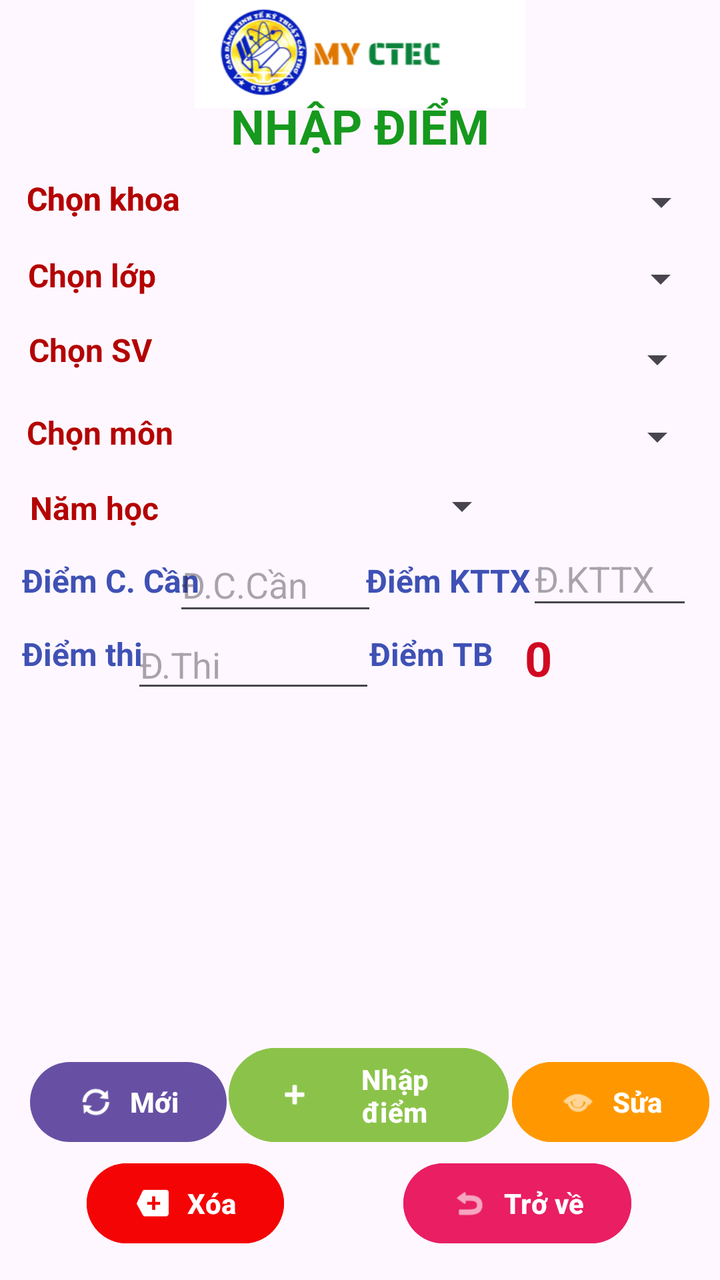
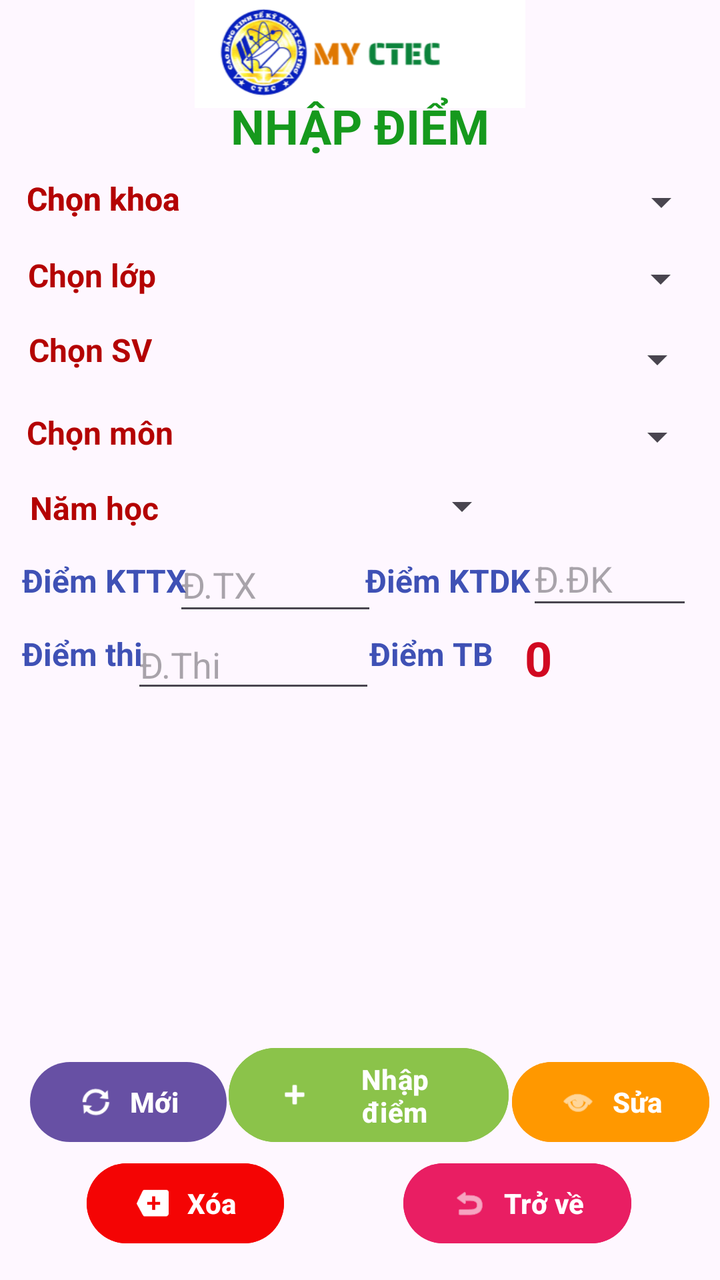

Two renders of the same Android screen: before a commit and after it. Below are the layout's source before the change and the commit's diff.
<!-- AndroidManifest.xml: application theme Theme.MYCTEC1 -->
<!-- res/layout/activity_qldiem.xml -->
<?xml version="1.0" encoding="utf-8"?>
<androidx.constraintlayout.widget.ConstraintLayout xmlns:android="http://schemas.android.com/apk/res/android"
    xmlns:app="http://schemas.android.com/apk/res-auto"
    xmlns:tools="http://schemas.android.com/tools"
    android:id="@+id/main"
    android:layout_width="match_parent"
    android:layout_height="match_parent"
    tools:context=".qldiem">

    <ImageView
        android:id="@+id/imageView4"
        android:layout_width="match_parent"
        android:layout_height="54dp"
        app:srcCompat="@drawable/screenshot_2026_01_31_220755" />

    <Spinner
        android:id="@+id/cbb_dkhoa"
        android:layout_width="297dp"
        android:layout_height="38dp"
        app:layout_constraintBottom_toBottomOf="parent"
        app:layout_constraintEnd_toEndOf="parent"
        app:layout_constraintHorizontal_bias="0.913"
        app:layout_constraintStart_toStartOf="parent"
        app:layout_constraintTop_toTopOf="parent"
        app:layout_constraintVertical_bias="0.136" />

    <Spinner
        android:id="@+id/cbb_dlop"
        android:layout_width="297dp"
        android:layout_height="38dp"
        app:layout_constraintBottom_toBottomOf="parent"
        app:layout_constraintEnd_toEndOf="parent"
        app:layout_constraintHorizontal_bias="0.912"
        app:layout_constraintStart_toStartOf="parent"
        app:layout_constraintTop_toTopOf="parent"
        app:layout_constraintVertical_bias="0.2" />

    <Spinner
        android:id="@+id/cbb_dsv"
        android:layout_width="294dp"
        android:layout_height="33dp"
        app:layout_constraintBottom_toBottomOf="parent"
        app:layout_constraintEnd_toEndOf="parent"
        app:layout_constraintHorizontal_bias="0.888"
        app:layout_constraintStart_toStartOf="parent"
        app:layout_constraintTop_toTopOf="parent"
        app:layout_constraintVertical_bias="0.269" />

    <Spinner
        android:id="@+id/cbb_dmon"
        android:layout_width="297dp"
        android:layout_height="38dp"
        app:layout_constraintBottom_toBottomOf="parent"
        app:layout_constraintEnd_toEndOf="parent"
        app:layout_constraintHorizontal_bias="0.885"
        app:layout_constraintStart_toStartOf="parent"
        app:layout_constraintTop_toTopOf="parent"
        app:layout_constraintVertical_bias="0.331" />

    <Spinner
        android:id="@+id/cbb_dnam"
        android:layout_width="176dp"
        android:layout_height="43dp"
        app:layout_constraintBottom_toBottomOf="parent"
        app:layout_constraintEnd_toEndOf="parent"
        app:layout_constraintHorizontal_bias="0.429"
        app:layout_constraintStart_toStartOf="parent"
        app:layout_constraintTop_toTopOf="parent"
        app:layout_constraintVertical_bias="0.388" />

    <TextView
        android:id="@+id/textView16"
        android:layout_width="wrap_content"
        android:layout_height="wrap_content"
        android:text="NHẬP ĐIỂM"
        android:textColor="#16991D"
        android:textSize="24sp"
        android:textStyle="bold"
        app:layout_constraintBottom_toBottomOf="parent"
        app:layout_constraintEnd_toEndOf="parent"
        app:layout_constraintStart_toStartOf="parent"
        app:layout_constraintTop_toTopOf="parent"
        app:layout_constraintVertical_bias="0.077" />

    <TextView
        android:id="@+id/textView18"
        android:layout_width="wrap_content"
        android:layout_height="wrap_content"
        android:text="Chọn khoa"
        android:textColor="#B40202"
        android:textSize="16sp"
        android:textStyle="bold"
        app:layout_constraintBottom_toBottomOf="parent"
        app:layout_constraintEnd_toEndOf="parent"
        app:layout_constraintHorizontal_bias="0.047"
        app:layout_constraintStart_toStartOf="parent"
        app:layout_constraintTop_toTopOf="parent"
        app:layout_constraintVertical_bias="0.143" />

    <TextView
        android:id="@+id/textView19"
        android:layout_width="wrap_content"
        android:layout_height="wrap_content"
        android:text="Chọn khoa"
        android:textColor="#B40202"
        android:textSize="16sp"
        android:textStyle="bold"
        app:layout_constraintBottom_toBottomOf="parent"
        app:layout_constraintEnd_toEndOf="parent"
        app:layout_constraintHorizontal_bias="0.047"
        app:layout_constraintStart_toStartOf="parent"
        app:layout_constraintTop_toTopOf="parent"
        app:layout_constraintVertical_bias="0.143" />

    <TextView
        android:id="@+id/textView20"
        android:layout_width="wrap_content"
        android:layout_height="wrap_content"
        android:text="Chọn lớp"
        android:textColor="#B40202"
        android:textSize="16sp"
        android:textStyle="bold"
        app:layout_constraintBottom_toBottomOf="parent"
        app:layout_constraintEnd_toEndOf="parent"
        app:layout_constraintHorizontal_bias="0.047"
        app:layout_constraintStart_toStartOf="parent"
        app:layout_constraintTop_toTopOf="parent"
        app:layout_constraintVertical_bias="0.205" />

    <TextView
        android:id="@+id/textView21"
        android:layout_width="wrap_content"
        android:layout_height="wrap_content"
        android:text="Chọn SV"
        android:textColor="#B40202"
        android:textSize="16sp"
        android:textStyle="bold"
        app:layout_constraintBottom_toBottomOf="parent"
        app:layout_constraintEnd_toEndOf="parent"
        app:layout_constraintHorizontal_bias="0.048"
        app:layout_constraintStart_toStartOf="parent"
        app:layout_constraintTop_toTopOf="parent"
        app:layout_constraintVertical_bias="0.265" />

    <TextView
        android:id="@+id/textView22"
        android:layout_width="wrap_content"
        android:layout_height="wrap_content"
        android:text="Chọn môn"
        android:textColor="#B40202"
        android:textSize="16sp"
        android:textStyle="bold"
        app:layout_constraintBottom_toBottomOf="parent"
        app:layout_constraintEnd_toEndOf="parent"
        app:layout_constraintHorizontal_bias="0.047"
        app:layout_constraintStart_toStartOf="parent"
        app:layout_constraintTop_toTopOf="parent"
        app:layout_constraintVertical_bias="0.332" />

    <TextView
        android:id="@+id/textView23"
        android:layout_width="wrap_content"
        android:layout_height="wrap_content"
        android:text="Năm học"
        android:textColor="#B40202"
        android:textSize="16sp"
        android:textStyle="bold"
        app:layout_constraintBottom_toBottomOf="parent"
        app:layout_constraintEnd_toEndOf="parent"
        app:layout_constraintHorizontal_bias="0.051"
        app:layout_constraintStart_toStartOf="parent"
        app:layout_constraintTop_toTopOf="parent"
        app:layout_constraintVertical_bias="0.393" />

    <TextView
        android:id="@+id/textView24"
        android:layout_width="wrap_content"
        android:layout_height="wrap_content"
        android:text="Điểm C. Cần"
        android:textColor="#3F51B5"
        android:textSize="16sp"
        android:textStyle="bold"
        app:layout_constraintBottom_toBottomOf="parent"
        app:layout_constraintEnd_toEndOf="parent"
        app:layout_constraintHorizontal_bias="0.04"
        app:layout_constraintStart_toStartOf="parent"
        app:layout_constraintTop_toTopOf="parent"
        app:layout_constraintVertical_bias="0.452" />

    <TextView
        android:id="@+id/textView26"
        android:layout_width="wrap_content"
        android:layout_height="wrap_content"
        android:text="Điểm thi"
        android:textColor="#3F51B5"
        android:textSize="16sp"
        android:textStyle="bold"
        app:layout_constraintBottom_toBottomOf="parent"
        app:layout_constraintEnd_toEndOf="parent"
        app:layout_constraintHorizontal_bias="0.037"
        app:layout_constraintStart_toStartOf="parent"
        app:layout_constraintTop_toTopOf="parent"
        app:layout_constraintVertical_bias="0.511" />

    <TextView
        android:id="@+id/textView27"
        android:layout_width="wrap_content"
        android:layout_height="wrap_content"
        android:text="Điểm TB"
        android:textColor="#3F51B5"
        android:textSize="16sp"
        android:textStyle="bold"
        app:layout_constraintBottom_toBottomOf="parent"
        app:layout_constraintEnd_toEndOf="parent"
        app:layout_constraintHorizontal_bias="0.62"
        app:layout_constraintStart_toStartOf="parent"
        app:layout_constraintTop_toTopOf="parent"
        app:layout_constraintVertical_bias="0.511" />

    <TextView
        android:id="@+id/textView25"
        android:layout_width="wrap_content"
        android:layout_height="wrap_content"
        android:text="Điểm KTTX"
        android:textColor="#3F51B5"
        android:textSize="16sp"
        android:textStyle="bold"
        app:layout_constraintBottom_toBottomOf="parent"
        app:layout_constraintEnd_toEndOf="parent"
        app:layout_constraintHorizontal_bias="0.659"
        app:layout_constraintStart_toStartOf="parent"
        app:layout_constraintTop_toTopOf="parent"
        app:layout_constraintVertical_bias="0.452" />

    <EditText
        android:id="@+id/edt_diem1"
        android:layout_width="102dp"
        android:layout_height="44dp"
        android:ems="10"
        android:hint="Đ.C.Cần"
        android:inputType="text"
        app:layout_constraintBottom_toBottomOf="parent"
        app:layout_constraintEnd_toEndOf="parent"
        app:layout_constraintHorizontal_bias="0.336"
        app:layout_constraintStart_toStartOf="parent"
        app:layout_constraintTop_toTopOf="parent"
        app:layout_constraintVertical_bias="0.451" />

    <EditText
        android:id="@+id/edt_diem3"
        android:layout_width="122dp"
        android:layout_height="40dp"
        android:ems="10"
        android:hint="Đ.Thi"
        android:inputType="text"
        app:layout_constraintBottom_toBottomOf="parent"
        app:layout_constraintEnd_toEndOf="parent"
        app:layout_constraintHorizontal_bias="0.276"
        app:layout_constraintStart_toStartOf="parent"
        app:layout_constraintTop_toTopOf="parent"
        app:layout_constraintVertical_bias="0.519" />

    <EditText
        android:id="@+id/edt_diem2"
        android:layout_width="83dp"
        android:layout_height="44dp"
        android:ems="10"
        android:hint="Đ.KTTX"
        android:inputType="text"
        app:layout_constraintBottom_toBottomOf="parent"
        app:layout_constraintEnd_toEndOf="parent"
        app:layout_constraintHorizontal_bias="0.951"
        app:layout_constraintStart_toStartOf="parent"
        app:layout_constraintTop_toTopOf="parent"
        app:layout_constraintVertical_bias="0.446" />

    <TextView
        android:id="@+id/tv_dtb"
        android:layout_width="52dp"
        android:layout_height="26dp"
        android:text="0"
        android:textColor="#D10921"
        android:textSize="24sp"
        android:textStyle="bold"
        app:layout_constraintBottom_toBottomOf="parent"
        app:layout_constraintEnd_toEndOf="parent"
        app:layout_constraintHorizontal_bias="0.852"
        app:layout_constraintStart_toStartOf="parent"
        app:layout_constraintTop_toTopOf="parent"
        app:layout_constraintVertical_bias="0.509" />

    <ListView
        android:id="@+id/lv2"
        android:layout_width="408dp"
        android:layout_height="192dp"
        app:layout_constraintBottom_toBottomOf="parent"
        app:layout_constraintEnd_toEndOf="parent"
        app:layout_constraintHorizontal_bias="0.0"
        app:layout_constraintStart_toStartOf="parent"
        app:layout_constraintTop_toTopOf="parent"
        app:layout_constraintVertical_bias="0.753" />

    <Button
        android:id="@+id/btn_dmoi"
        android:layout_width="wrap_content"
        android:layout_height="wrap_content"
        android:text="Mới"
        android:textStyle="bold"
        app:icon="@android:drawable/ic_popup_sync"
        app:layout_constraintBottom_toBottomOf="parent"
        app:layout_constraintEnd_toEndOf="parent"
        app:layout_constraintHorizontal_bias="0.057"
        app:layout_constraintStart_toStartOf="parent"
        app:layout_constraintTop_toTopOf="parent"
        app:layout_constraintVertical_bias="0.89" />

    <Button
        android:id="@+id/btn_dluu"
        android:layout_width="140dp"
        android:layout_height="55dp"
        android:backgroundTint="#8BC34A"
        android:text="Nhập điểm"
        android:textStyle="bold"
        app:icon="@android:drawable/ic_input_add"
        app:layout_constraintBottom_toBottomOf="parent"
        app:layout_constraintEnd_toEndOf="parent"
        app:layout_constraintHorizontal_bias="0.52"
        app:layout_constraintStart_toStartOf="parent"
        app:layout_constraintTop_toTopOf="parent"
        app:layout_constraintVertical_bias="0.889" />

    <Button
        android:id="@+id/btn_dsua"
        android:layout_width="wrap_content"
        android:layout_height="wrap_content"
        android:backgroundTint="#FF9800"
        android:text="Sửa"
        android:textStyle="bold"
        app:icon="@android:drawable/ic_menu_view"
        app:layout_constraintBottom_toBottomOf="parent"
        app:layout_constraintEnd_toEndOf="parent"
        app:layout_constraintHorizontal_bias="0.98"
        app:layout_constraintStart_toStartOf="parent"
        app:layout_constraintTop_toTopOf="parent"
        app:layout_constraintVertical_bias="0.89" />

    <Button
        android:id="@+id/btn_dxoa"
        android:layout_width="wrap_content"
        android:layout_height="wrap_content"
        android:backgroundTint="#F40404"
        android:text="Xóa"
        android:textColor="#FFFFFF"
        android:textStyle="bold"
        app:icon="@android:drawable/stat_notify_more"
        app:layout_constraintBottom_toBottomOf="parent"
        app:layout_constraintEnd_toEndOf="parent"
        app:layout_constraintHorizontal_bias="0.166"
        app:layout_constraintStart_toStartOf="parent"
        app:layout_constraintTop_toTopOf="parent"
        app:layout_constraintVertical_bias="0.976" />

    <Button
        android:id="@+id/btn_dtrove"
        android:layout_width="wrap_content"
        android:layout_height="wrap_content"
        android:backgroundTint="#E91E63"
        android:foregroundTint="#E91E63"
        android:text="Trở về"
        android:textStyle="bold"
        app:icon="@android:drawable/ic_menu_revert"
        app:layout_constraintBottom_toBottomOf="parent"
        app:layout_constraintEnd_toEndOf="parent"
        app:layout_constraintHorizontal_bias="0.82"
        app:layout_constraintStart_toStartOf="parent"
        app:layout_constraintTop_toTopOf="parent"
        app:layout_constraintVertical_bias="0.976" />
</androidx.constraintlayout.widget.ConstraintLayout>
<!-- resources referenced by this layout -->
<resources>
  <!-- drawable screenshot_2026_01_31_220755: png bitmap (drawable, 24423 bytes) -->
  <style name="Theme.MYCTEC1" parent="Base.Theme.MYCTEC1" />
  <style name="Base.Theme.MYCTEC1" parent="Theme.Material3.DayNight.NoActionBar">
          
          
      </style>
</resources>

<!-- the commit's change to res/layout/activity_qldiem.xml (unified diff, before → after) -->
@@ -176,7 +176,7 @@
         android:id="@+id/textView24"
         android:layout_width="wrap_content"
         android:layout_height="wrap_content"
-        android:text="Điểm C. Cần"
+        android:text="Điểm KTTX"
         android:textColor="#3F51B5"
         android:textSize="16sp"
         android:textStyle="bold"
@@ -221,7 +221,7 @@
         android:id="@+id/textView25"
         android:layout_width="wrap_content"
         android:layout_height="wrap_content"
-        android:text="Điểm KTTX"
+        android:text="Điểm KTDK"
         android:textColor="#3F51B5"
         android:textSize="16sp"
         android:textStyle="bold"
@@ -237,7 +237,7 @@
         android:layout_width="102dp"
         android:layout_height="44dp"
         android:ems="10"
-        android:hint="Đ.C.Cần"
+        android:hint="Đ.TX"
         android:inputType="text"
         app:layout_constraintBottom_toBottomOf="parent"
         app:layout_constraintEnd_toEndOf="parent"
@@ -265,7 +265,7 @@
         android:layout_width="83dp"
         android:layout_height="44dp"
         android:ems="10"
-        android:hint="Đ.KTTX"
+        android:hint="Đ.ĐK"
         android:inputType="text"
         app:layout_constraintBottom_toBottomOf="parent"
         app:layout_constraintEnd_toEndOf="parent"
